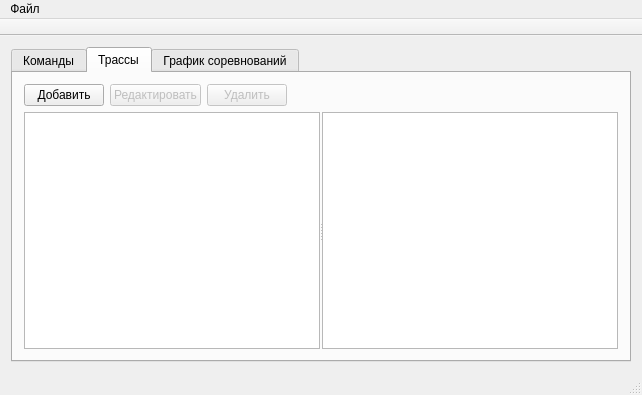
This is mainwindow.ui in Xez99/SumPract as Qt 5 draws it before an edit. The edited form follows.
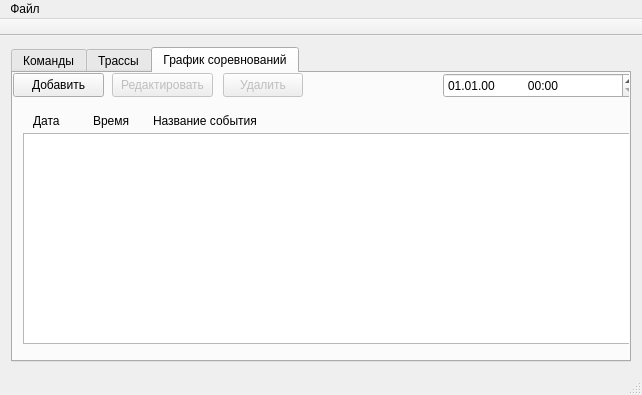
This is the edited form. The open tabs and pages were chosen to show the change.

The edit to the form file:
```diff
--- a/mainwindow.ui
+++ b/mainwindow.ui
@@ -256,7 +256,7 @@
        <attribute name="title">
         <string>График соревнований</string>
        </attribute>
-       <widget class="QPushButton" name="pushButton_5">
+       <widget class="QPushButton" name="addCButton">
         <property name="geometry">
          <rect>
           <x>0</x>
@@ -272,17 +272,110 @@
          <string>Добавить</string>
         </property>
        </widget>
-       <widget class="QListView" name="listView_2">
+       <widget class="QListView" name="CompetitionListView">
         <property name="geometry">
          <rect>
-          <x>0</x>
-          <y>30</y>
-          <width>541</width>
-          <height>192</height>
+          <x>10</x>
+          <y>60</y>
+          <width>611</width>
+          <height>211</height>
          </rect>
         </property>
         <property name="focusPolicy">
-         <enum>Qt::TabFocus</enum>
+         <enum>Qt::NoFocus</enum>
+        </property>
+        <property name="selectionRectVisible">
+         <bool>false</bool>
+        </property>
+       </widget>
+       <widget class="QPushButton" name="editCButton">
+        <property name="enabled">
+         <bool>false</bool>
+        </property>
+        <property name="geometry">
+         <rect>
+          <x>99</x>
+          <y>0</y>
+          <width>101</width>
+          <height>24</height>
+         </rect>
+        </property>
+        <property name="text">
+         <string>Редактировать</string>
+        </property>
+       </widget>
+       <widget class="QPushButton" name="deleteCButton">
+        <property name="enabled">
+         <bool>false</bool>
+        </property>
+        <property name="geometry">
+         <rect>
+          <x>210</x>
+          <y>0</y>
+          <width>80</width>
+          <height>24</height>
+         </rect>
+        </property>
+        <property name="text">
+         <string>Удалить</string>
+        </property>
+       </widget>
+       <widget class="QLabel" name="label_2">
+        <property name="geometry">
+         <rect>
+          <x>20</x>
+          <y>40</y>
+          <width>60</width>
+          <height>16</height>
+         </rect>
+        </property>
+        <property name="text">
+         <string>Дата</string>
+        </property>
+       </widget>
+       <widget class="QLabel" name="label_3">
+        <property name="geometry">
+         <rect>
+          <x>80</x>
+          <y>40</y>
+          <width>60</width>
+          <height>16</height>
+         </rect>
+        </property>
+        <property name="text">
+         <string>Время</string>
+        </property>
+       </widget>
+       <widget class="QLabel" name="label_4">
+        <property name="geometry">
+         <rect>
+          <x>140</x>
+          <y>40</y>
+          <width>131</width>
+          <height>16</height>
+         </rect>
+        </property>
+        <property name="sizePolicy">
+         <sizepolicy hsizetype="Preferred" vsizetype="Preferred">
+          <horstretch>0</horstretch>
+          <verstretch>0</verstretch>
+         </sizepolicy>
+        </property>
+        <property name="text">
+         <string>Название события</string>
+        </property>
+       </widget>
+       <widget class="QDateTimeEdit" name="dateTimeEdit">
+        <property name="geometry">
+         <rect>
+          <x>430</x>
+          <y>0</y>
+          <width>194</width>
+          <height>25</height>
+         </rect>
+        </property>
+        <property name="displayFormat">
+         <string>dd.MM.yy          HH:mm</string>
         </property>
        </widget>
       </widget>
```
Left out of the diff: 24 changed lines with no effect on the pictures.
